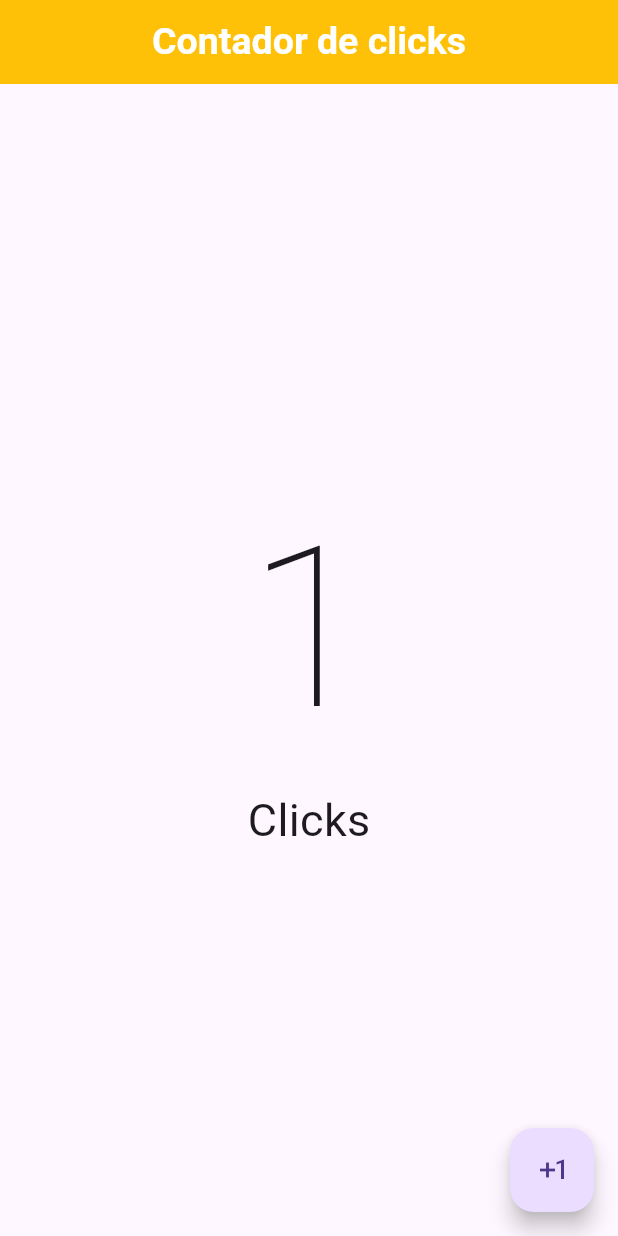
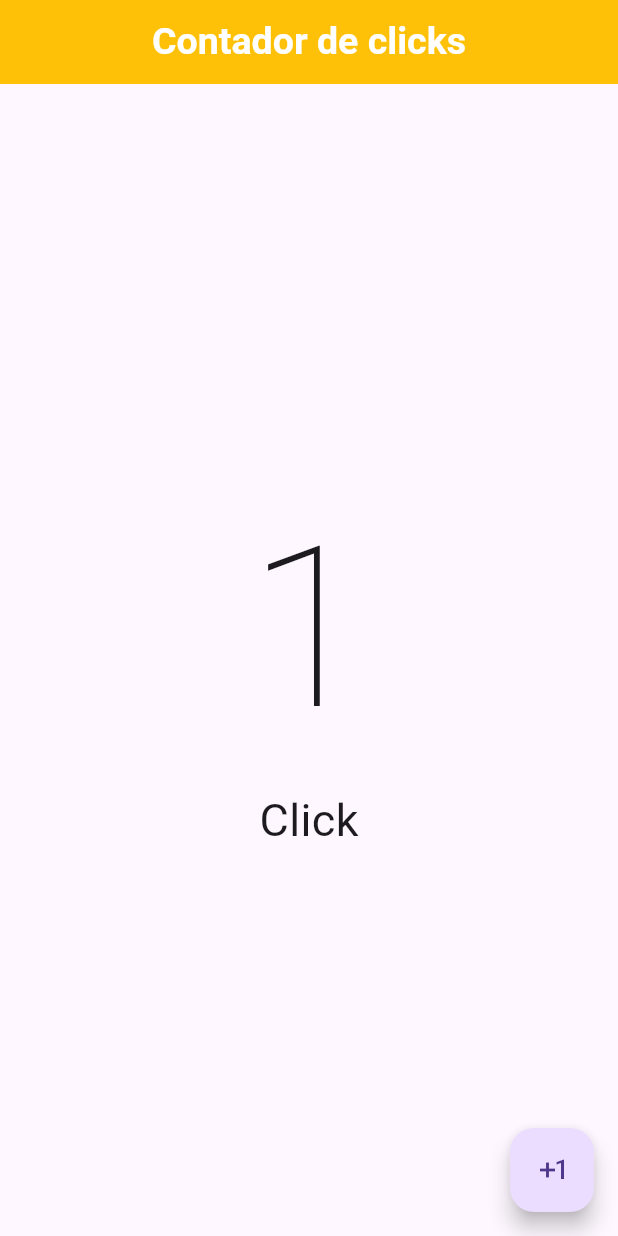
Before and after one commit to DanielRestrepoGaleano/dart_flutter, a Flutter app: the screen it shows after launch, after a tap on the "exposure plus 1" icon, on a phone screen of 412 x 824 dp. Run offline on Flutter 3.47's test engine with Material 3 defaults, Android fonts, the phone set to English and light mode, and no system bars.

Commit message:
ejercicio 1 realizado
ejercicio propuesto para cambiar click a clicks y clicks a click resuelto

```diff
--- a/contador/lib/views/screens/contador_screen.dart
+++ b/contador/lib/views/screens/contador_screen.dart
@@ -33,7 +33,11 @@ class _contadorScreenState extends State<contadorScreen> {
               style: const TextStyle(fontSize: 150, fontWeight: FontWeight.w100),
             ),
             // Icon(Icons.accessibility_new_outlined)
-            const Text("Clicks", style: TextStyle(fontSize: 30),)
+            if (cnt != 1)
+              const Text("Clicks", style: TextStyle(fontSize: 30),)
+              else
+              const Text("Click", style: TextStyle(fontSize: 30),)
+
 
           ],
         ),
```
Also changed, not shown: contador/pubspec.lock.
